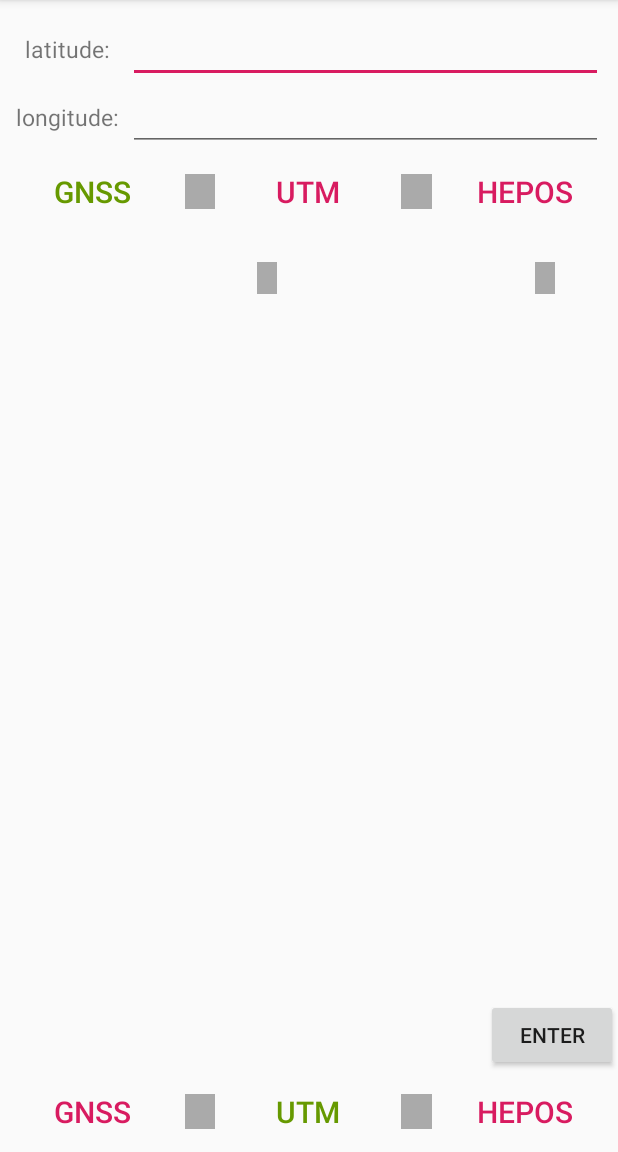
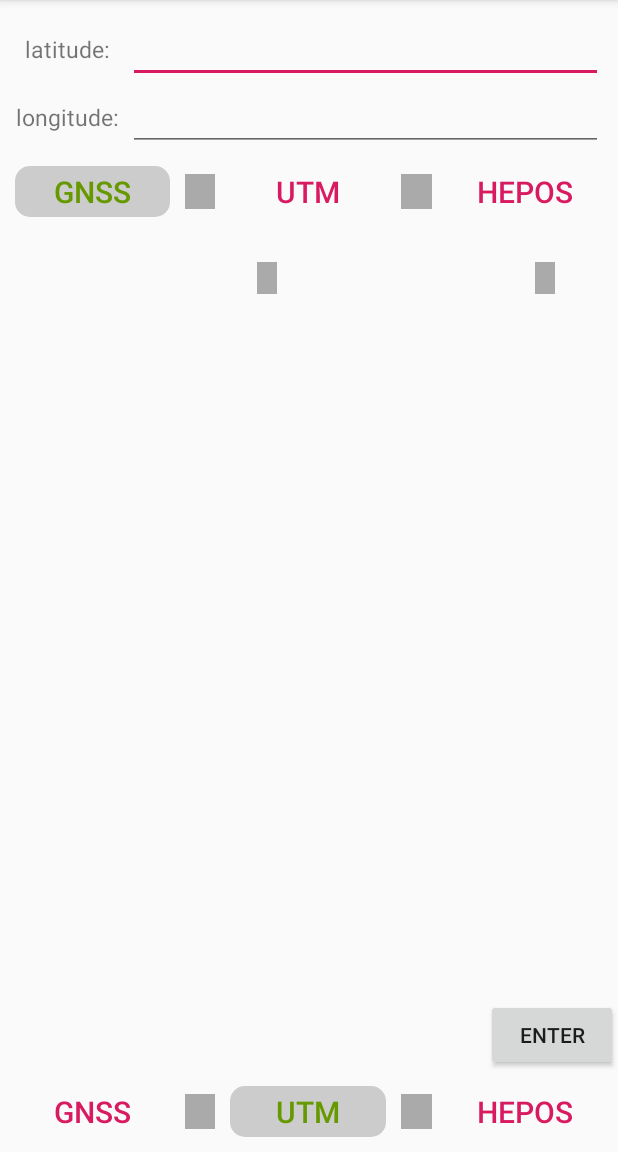
Before and after one commit to ifDroids/CoordinatesConverter, an Android app: the screen it shows after launch (MainActivity), on a phone screen of 412 x 824 dp, the part 84-1236 px from its top. Run offline under Robolectric (Android 15) with nearby library versions, the phone set to English and light mode, and no system bars; our stand-ins replace ButterKnife.

Commit message:
MainActivity: onBarOptionClick: Respectively draw a custom background

```diff
--- /dev/null
+++ b/app/src/main/res/drawable/round_frame_bar_option.xml
@@ -0,0 +1,14 @@
+<?xml version="1.0" encoding="utf-8"?>
+<shape xmlns:android="http://schemas.android.com/apk/res/android">
+    <solid android:color="@color/white_60"/>
+    <corners
+        android:bottomLeftRadius="@dimen/round_frame_bar_option_corner"
+        android:bottomRightRadius="@dimen/round_frame_bar_option_corner"
+        android:topLeftRadius="@dimen/round_frame_bar_option_corner"
+        android:topRightRadius="@dimen/round_frame_bar_option_corner"/>
+
+    <stroke
+        android:color="@android:color/transparent"
+        android:width="@dimen/round_frame_bar_option_padding"/>
+
+</shape>
--- a/app/src/main/res/layout/activity_input_bar.xml
+++ b/app/src/main/res/layout/activity_input_bar.xml
@@ -14,7 +14,7 @@
         android:text="@string/bar_gnss"
         android:textColor="@android:color/holo_green_dark"
         android:textSize="20sp"
-        android:gravity="center" />
+        android:gravity="center"/>
 
     <View
         android:layout_width="0dp"
--- a/app/src/main/res/values/colors.xml
+++ b/app/src/main/res/values/colors.xml
@@ -3,4 +3,5 @@
     <color name="colorPrimary">#008577</color>
     <color name="colorPrimaryDark">#00574B</color>
     <color name="colorAccent">#D81B60</color>
+    <color name="white_60">#cccccc</color>
 </resources>
--- a/app/src/main/res/values/dimens.xml
+++ b/app/src/main/res/values/dimens.xml
@@ -2,4 +2,6 @@
     <!-- Default screen margins, per the Android Design guidelines. -->
     <dimen name="activity_horizontal_margin">16dp</dimen>
     <dimen name="activity_vertical_margin">16dp</dimen>
+    <dimen name="round_frame_bar_option_corner">10dp</dimen>
+    <dimen name="round_frame_bar_option_padding">20dp</dimen>
 </resources>
```
Also changed, not shown: app/src/main/java/com/ibo/coordinatesconv/MainActivity.java (+35 -1 lines).
